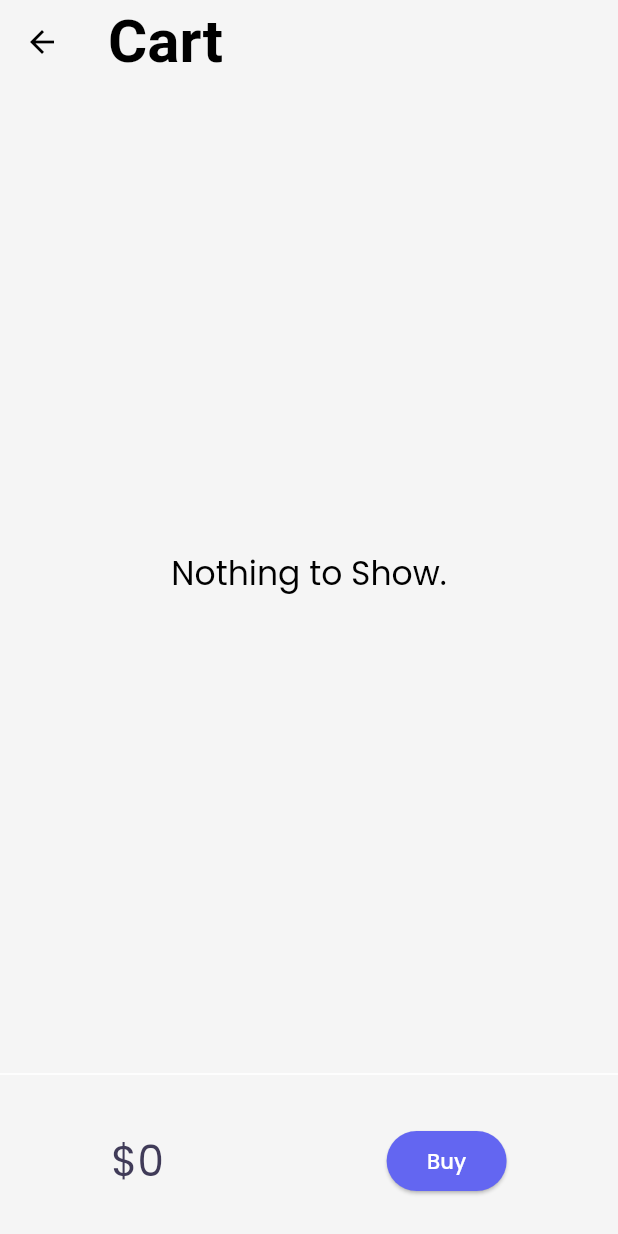
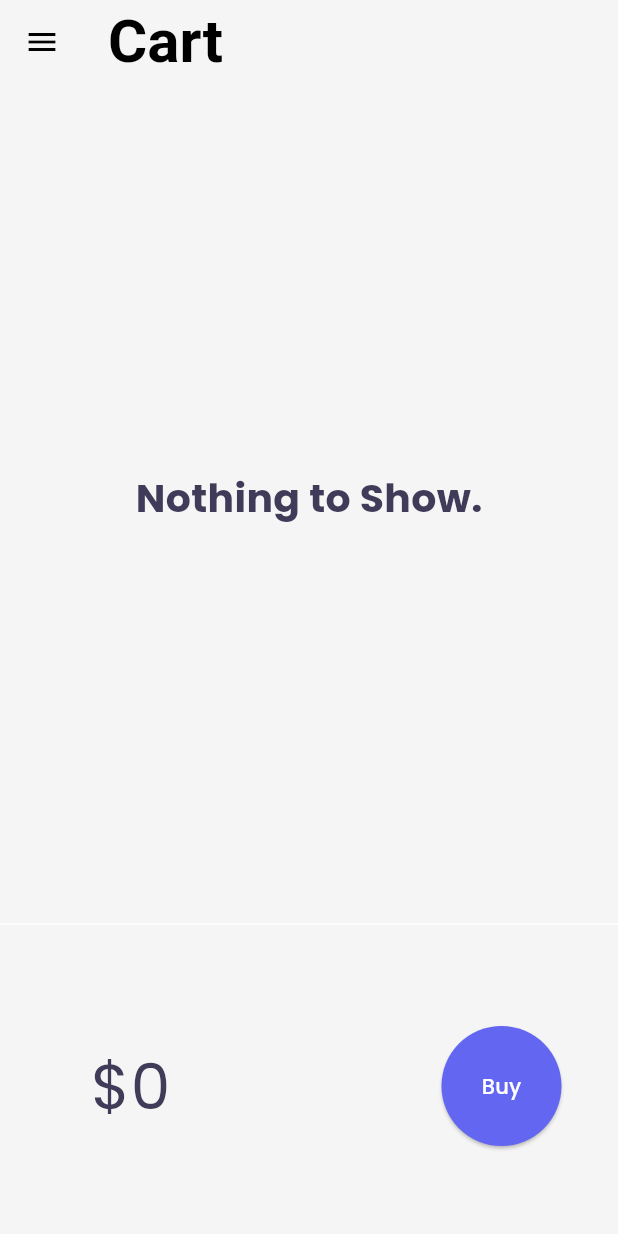
Before and after one commit to abhi2811mishra/SHOWCASE-SHOPPING-APP, a Flutter app: the CartPage screen opened by its route, on a phone screen of 412 x 824 dp. Run offline on Flutter 3.47's test engine with Material 3 defaults, Android fonts, the phone set to English and light mode, and no system bars; our stand-ins replace cached_network_image, google_fonts, velocity_x.

Commit message:
Day18 compleated

```diff
--- a/lib/main.dart
+++ b/lib/main.dart
@@ -25,7 +25,7 @@ class MyApp extends StatelessWidget {
       darkTheme:MyTheme.darkTheme(context),
 
            debugShowCheckedModeBanner: false,
-       initialRoute: MyRoutes.homeRoute,
+       initialRoute: MyRoutes.loginRoute,
       routes: {
         "/": (context) => LoginPage(),
         MyRoutes.homeRoute: (context) => HomePage(),
--- a/lib/pages/cart_page.dart
+++ b/lib/pages/cart_page.dart
@@ -2,7 +2,7 @@
 
 import 'package:flutter/material.dart';
 import 'package:flutter_catalog/model/cart.dart';
-import 'package:flutter_catalog/model/catalog.dart';
+import 'package:flutter_catalog/widgets/drawer.dart';
 import 'package:flutter_catalog/widgets/theme.dart';
 import 'package:velocity_x/velocity_x.dart';
 
@@ -23,43 +23,42 @@ class CartPage extends StatelessWidget {
           Divider(),
           CartTotal(),
         ],
-      ),
+      ),drawer: MyDrawer(),
     );
   }
 }
 
 class CartTotal extends StatelessWidget {
-  const CartTotal({super.key});
-
   @override
   Widget build(BuildContext context) {
-    final cart = CartModel();
+    final _cart = CartModel();
+    return SizedBox(
 
-    return SizedBox(
-      height: 100,
+      height: 200,
       child: Row(
         mainAxisAlignment: MainAxisAlignment.spaceAround,
         children: [
-          Text(
-            "\$${cart.totalPrice}", // Reflects the updated total price
-            style: Theme.of(context)
-                .textTheme
-                .headlineMedium
-                ?.copyWith(color: Theme.of(context).colorScheme.primary),
-          ),
+         "  \$${_cart.totalPrice}"
+          .text
+          .xl5
+          .color(Theme.of(context).colorScheme.primary)
+          .make(),
+
+
+
+          30.widthBox,
           ElevatedButton(
             onPressed: () {
-              ScaffoldMessenger.of(context).showSnackBar(const SnackBar(
-                content: Text("Buying not supported yet."),
+              ScaffoldMessenger.of(context).showSnackBar(SnackBar(
+                content: "Buying not suppported yet.".text.make(),
               ));
             },
-            style: ElevatedButton.styleFrom(
-              backgroundColor: Theme.of(context).colorScheme.secondary,
-              shape: const StadiumBorder(),
-              minimumSize: const Size(80, 40),
+            style: ButtonStyle(
+              backgroundColor: WidgetStateProperty.all(
+                  Theme.of(context).colorScheme.secondary),
             ),
-            child: const Text("Buy", style: TextStyle(color: Colors.white)),
-          ),
+            child: "Buy".text.white.make(),
+          ).wh(80, 80)
         ],
       ),
     );
@@ -73,45 +72,34 @@ class _CartList extends StatefulWidget {
   State<_CartList> createState() => _CartListState();
 }
 
-
 class _CartListState extends State<_CartList> {
-  final  _cart = CartModel();
+  final _cart = CartModel(); // Use the singleton instance
 
   @override
   Widget build(BuildContext context) {
-    return _cart.items.isEmpty
-        ? Center(
-            child: Text(
-              "Nothing to Show.",
-              style: Theme.of(context).textTheme.titleLarge,
-            ),
-          )
-        : ListView.builder(
-            itemCount: _cart.items.length,
+
+    return _cart.items.isEmpty?"Nothing to Show.".text.xl3.bold.color(Theme.of(context).colorScheme.primary).makeCentered(): ListView.builder(
+      itemCount: _cart.items.toList().length,
       itemBuilder: (context, index) {
-              final item = _cart.items.toList()[index];
+        final item = _cart.items.toList()[index]; // Convert items to a List for indexing
         return ListTile(
-                leading: Icon(Icons.done,
-                    color: Theme.of(context).colorScheme.secondary),
+          leading: Icon(Icons.done,color: Theme.of(context).colorScheme.secondary,),
           trailing: IconButton(
-                  icon: Icon(Icons.remove_circle_outline,
-                      color: Theme.of(context).colorScheme.secondary),
+            icon: Icon(Icons.remove_circle_outline,color: Theme.of(context).colorScheme.secondary ,),
             onPressed: () {
               setState(() {
-                      _cart.remove(item); // Removes the item and adjusts total
-                    });
-                    ScaffoldMessenger.of(context).showSnackBar(SnackBar(
-                      content: Text('${item.name} removed from cart.'),
-                    ));
+                _cart.remove(item);
+                setState(() {});// Remove item from cart
+              }
+              );
+              ScaffoldMessenger.of(context).showSnackBar(
+                SnackBar(
+                  content: '${item.name} removed from cart.'.text.make(),
+                ),
+              );
             },
           ),
-                title: Text(
-                  item.name,
-                  style: Theme.of(context)
-                      .textTheme
-                      .bodyLarge
-                      ?.copyWith(color: Theme.of(context).colorScheme.secondary),
-                ),
+          title: item.name.text.color( Theme.of(context).colorScheme.secondary).bold.xl.make(),
         );
       },
     );
--- a/lib/pages/home_details_page.dart
+++ b/lib/pages/home_details_page.dart
@@ -2,6 +2,7 @@
 
 import 'package:flutter/material.dart';
 import 'package:flutter_catalog/model/catalog.dart';
+import 'package:flutter_catalog/widgets/drawer.dart';
 import 'package:flutter_catalog/widgets/home_widgets/add_to_cart.dart';
 import 'package:flutter_catalog/widgets/theme.dart';
 import 'package:velocity_x/velocity_x.dart';
@@ -103,6 +104,7 @@ class HomeDetailsPage extends StatelessWidget {
           ],
         ),
       ),
+      drawer: MyDrawer(),
     );
   }
 }
--- a/pubspec.yaml
+++ b/pubspec.yaml
@@ -36,6 +36,7 @@ dependencies:
   cupertino_icons: ^1.0.8
   google_fonts: ^6.2.1
   velocity_x: ^4.2.1
+  cached_network_image: ^3.4.1
 
 
 
```
Also changed, not shown: lib/pages/home_page.dart (+14 -8 lines), lib/pages/login_page.dart (+42 -19 lines), lib/widgets/drawer.dart (+13 -13 lines), lib/widgets/home_widgets/add_to_cart.dart (+11 -4 lines), lib/widgets/home_widgets/catalog_header.dart (+19 -8 lines), lib/widgets/home_widgets/catalog_image.dart (+14 -7 lines), lib/widgets/home_widgets/catalog_list.dart (+20 -16 lines), pubspec.lock, 1 other file. Lines whose indentation alone changed are shown as unchanged.
